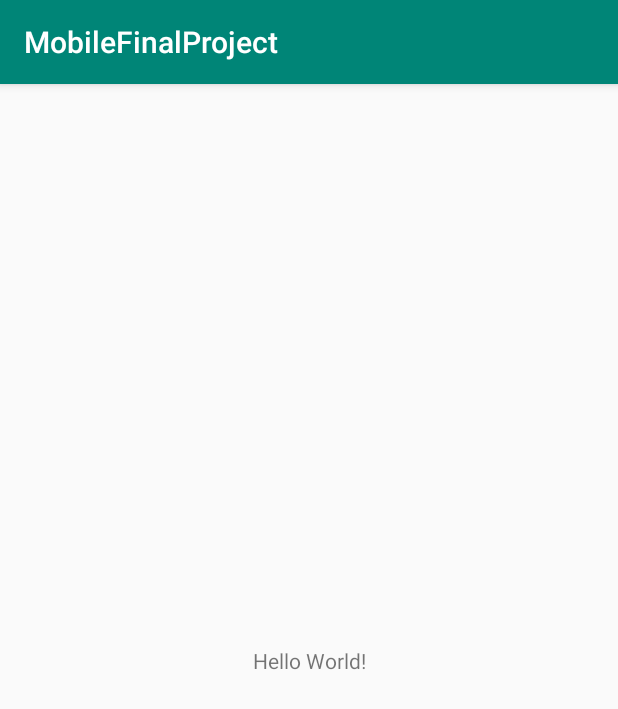
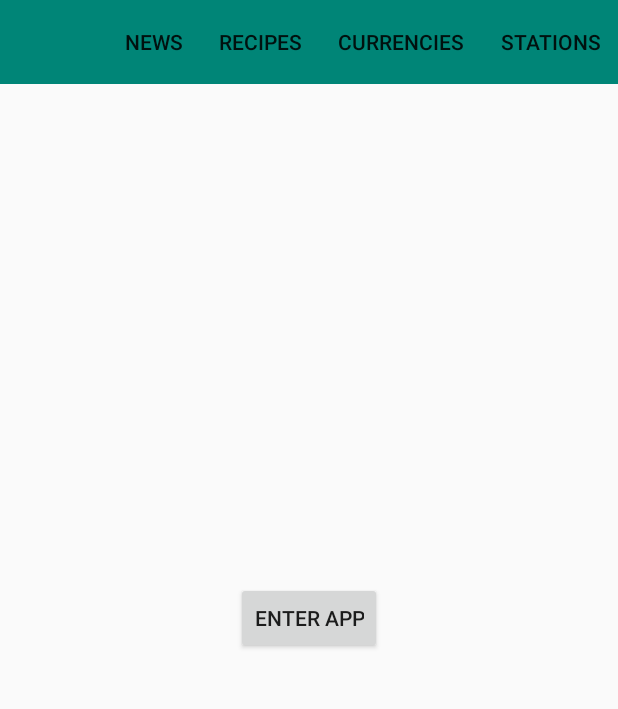
Before and after one commit to vonleswan/MobileFinalProject, an Android app: the screen it shows after launch (MainActivity), on a phone screen of 412 x 824 dp. Shown: the top 709 px of the screen. Run offline under Robolectric (Android 15) with nearby library versions, the phone set to English and light mode, and no system bars.

Commit message:
Added ToolBar for navigation to sub activities

```diff
--- a/app/src/main/AndroidManifest.xml
+++ b/app/src/main/AndroidManifest.xml
@@ -15,6 +15,7 @@
 
                 <category android:name="android.intent.category.LAUNCHER" />
             </intent-filter>
+
         </activity>
     </application>
 
--- a/app/src/main/java/com/example/mobilefinalproject/MainActivity.java
+++ b/app/src/main/java/com/example/mobilefinalproject/MainActivity.java
@@ -1,8 +1,14 @@
 package com.example.mobilefinalproject;
 
+import androidx.appcompat.app.ActionBar;
 import androidx.appcompat.app.AppCompatActivity;
+import androidx.appcompat.widget.Toolbar;
 
+import android.content.Intent;
 import android.os.Bundle;
+import android.view.Menu;
+import android.view.MenuItem;
+import android.view.View;
 
 public class MainActivity extends AppCompatActivity {
 
@@ -10,5 +16,52 @@ public class MainActivity extends AppCompatActivity {
     protected void onCreate(Bundle savedInstanceState) {
         super.onCreate(savedInstanceState);
         setContentView(R.layout.activity_main);
+        Toolbar myToolbar = findViewById(R.id.toolbar);
+        setSupportActionBar(myToolbar);
+        ActionBar actionBar = getSupportActionBar();
+        actionBar.setDisplayShowTitleEnabled(false);
+        actionBar.setDisplayShowHomeEnabled(false);
+        actionBar.setTitle(null);
     }
+
+    @Override
+    public boolean onCreateOptionsMenu(Menu menu) {
+        // Inflate the menu; this adds items to the action bar if it is present.
+        getMenuInflater().inflate(R.menu.actionbarmenu, menu);
+        return true;
+    }
+
+    @Override
+    public boolean onOptionsItemSelected(MenuItem item) {
+        switch (item.getItemId()) {
+            case R.id.action_news:
+                // User chose the "News" item, show the app news UI...
+                return true;
+
+            case R.id.action_currencies:
+                // User chose the "Currencies" action, show currencies UI ...
+                return true;
+
+            case R.id.action_recipes:
+                // User chose the "Recipes" action, show recipes UI ...
+                return true;
+
+            case R.id.action_stations:
+                // User chose the "Stations" action, show stations UI ...
+                return true;
+
+
+            default:
+                // If we got here, the user's action was not recognized.
+                // Invoke the superclass to handle it.
+                return super.onOptionsItemSelected(item);
+
+        }
+    }
+
+    public void startNews(View view){
+
+    }
+
+
 }
--- /dev/null
+++ b/app/src/main/java/com/example/mobilefinalproject/NewsActivity.java
@@ -0,0 +1,5 @@
+package com.example.mobilefinalproject;
+
+public class NewsActivity {
+
+}
--- a/app/src/main/res/layout/activity_main.xml
+++ b/app/src/main/res/layout/activity_main.xml
@@ -6,13 +6,24 @@
     android:layout_height="match_parent"
     tools:context=".MainActivity">
 
-    <TextView
+    <androidx.appcompat.widget.Toolbar
+        android:id="@+id/toolbar"
+        android:layout_width="match_parent"
+        android:layout_height="?attr/actionBarSize"
+        app:layout_constraintTop_toTopOf="parent"
+        app:layout_constraintEnd_toEndOf="parent"
+        app:layout_constraintStart_toStartOf="parent"
+        android:background="?attr/colorPrimary"
+        app:layout_constrainedHeight="true"/>
+
+    <Button
+        android:id="@+id/button"
         android:layout_width="wrap_content"
         android:layout_height="wrap_content"
-        android:text="Hello World!"
+        android:onClick="startNews"
+        android:text="Enter App"
         app:layout_constraintBottom_toBottomOf="parent"
         app:layout_constraintLeft_toLeftOf="parent"
         app:layout_constraintRight_toRightOf="parent"
         app:layout_constraintTop_toTopOf="parent" />
-
 </androidx.constraintlayout.widget.ConstraintLayout>
--- /dev/null
+++ b/app/src/main/res/menu/actionbarmenu.xml
@@ -0,0 +1,27 @@
+<?xml version="1.0" encoding="utf-8"?>
+<menu xmlns:android="http://schemas.android.com/apk/res/android"
+    xmlns:app="http://schemas.android.com/apk/res-auto"
+    android:layout_width="match_parent"
+    style="@style/HeaderBar">
+
+    <!-- News -->
+    <item android:id="@+id/action_news"
+        android:title="@string/news"
+        app:showAsAction="always"/>
+
+    <!-- Recipes -->
+    <item android:id="@+id/action_recipes"
+        android:title="@string/recipes"
+        app:showAsAction="always"/>
+
+    <!-- Currency -->
+    <item android:id="@+id/action_currencies"
+            android:title="@string/currencies"
+            app:showAsAction="always"/>
+
+    <!-- Station Finder -->
+    <item android:id="@+id/action_stations"
+        android:title="@string/stations"
+        app:showAsAction="always"/>
+
+</menu>
--- a/app/src/main/res/values/strings.xml
+++ b/app/src/main/res/values/strings.xml
@@ -1,3 +1,7 @@
 <resources>
     <string name="app_name">MobileFinalProject</string>
+    <string name="news">News</string>
+    <string name="currencies">Currencies</string>
+    <string name="recipes">Recipes</string>
+    <string name="stations">Stations</string>
 </resources>
--- a/app/src/main/res/values/styles.xml
+++ b/app/src/main/res/values/styles.xml
@@ -1,11 +1,17 @@
 <resources>
 
     <!-- Base application theme. -->
-    <style name="AppTheme" parent="Theme.AppCompat.Light.DarkActionBar">
+    <style name="AppTheme" parent="Theme.AppCompat.Light.NoActionBar">
         <!-- Customize your theme here. -->
         <item name="colorPrimary">@color/colorPrimary</item>
         <item name="colorPrimaryDark">@color/colorPrimaryDark</item>
         <item name="colorAccent">@color/colorAccent</item>
+
+    </style>
+
+    <style name="HeaderBar">
+        <item name="android:background">#303F9F</item>
+        <item name="android:windowNoTitle">true</item>
     </style>
 
 </resources>
```
